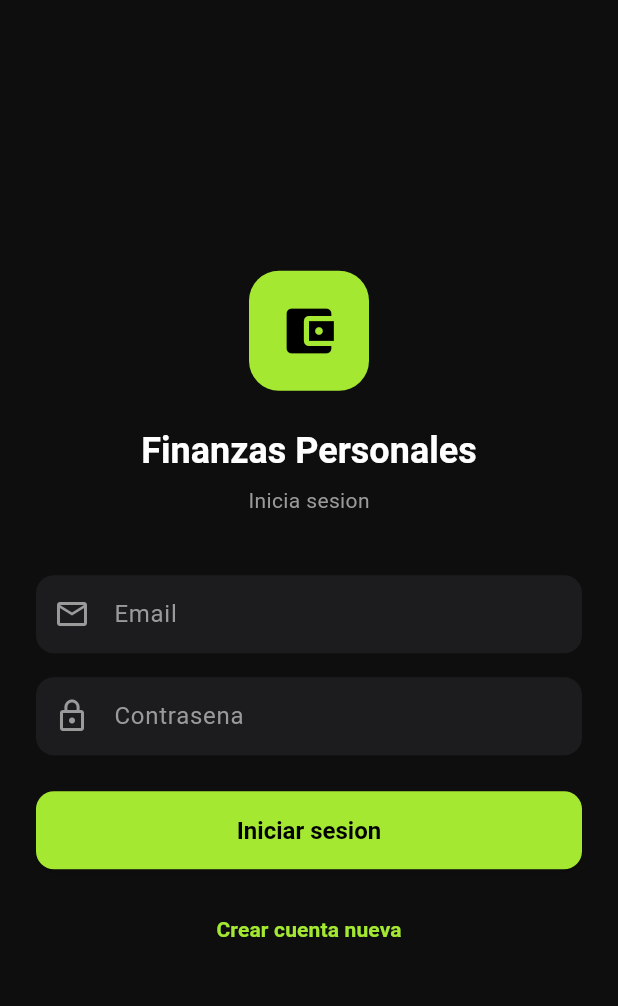
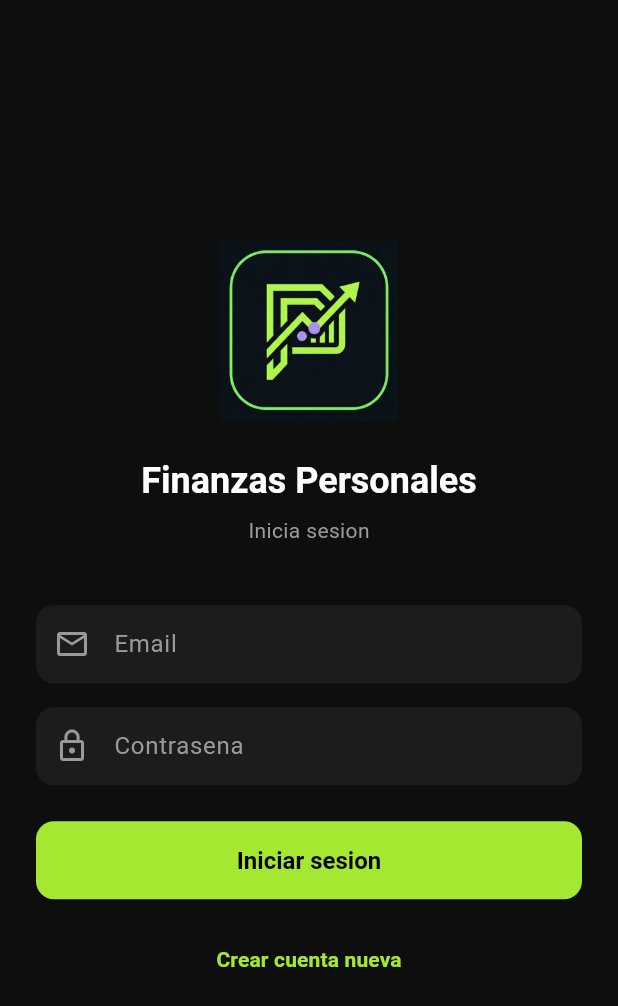
Before and after one commit to DiegoPorta20/finance-personal-app, a Flutter app: the screen it shows after launch, on a phone screen of 412 x 824 dp. Shown: the top 1006 px of the screen. Run offline on Flutter 3.47's test engine with Material 3 defaults, Android fonts, the phone set to English and light mode, and no system bars; our stand-ins replace dio, fl_chart, flutter_riverpod, flutter_secure_storage, go_router.

Commit message:
Refactor code structure and remove redundant code blocks for improved readability and maintainability

```diff
--- a/lib/features/auth/presentation/screens/login_screen.dart
+++ b/lib/features/auth/presentation/screens/login_screen.dart
@@ -50,18 +50,10 @@ class _LoginScreenState extends ConsumerState<LoginScreen> {
             child: Column(
               mainAxisAlignment: MainAxisAlignment.center,
               children: [
-                Container(
-                  width: 80,
-                  height: 80,
-                  decoration: BoxDecoration(
-                    color: AppColors.accent,
-                    borderRadius: BorderRadius.circular(20),
-                  ),
-                  child: const Icon(
-                    Icons.account_balance_wallet,
-                    size: 40,
-                    color: Colors.black,
-                  ),
+                Image.asset(
+                  'assets/images/logo.png',
+                  width: 120,
+                  height: 120,
                 ),
                 const SizedBox(height: 24),
                 Text(
--- a/pubspec.yaml
+++ b/pubspec.yaml
@@ -24,3 +24,5 @@ dev_dependencies:
 
 flutter:
   uses-material-design: true
+  assets:
+    - assets/images/
```
Also changed, not shown: assets/images/logo.png (added), 27 other files.
